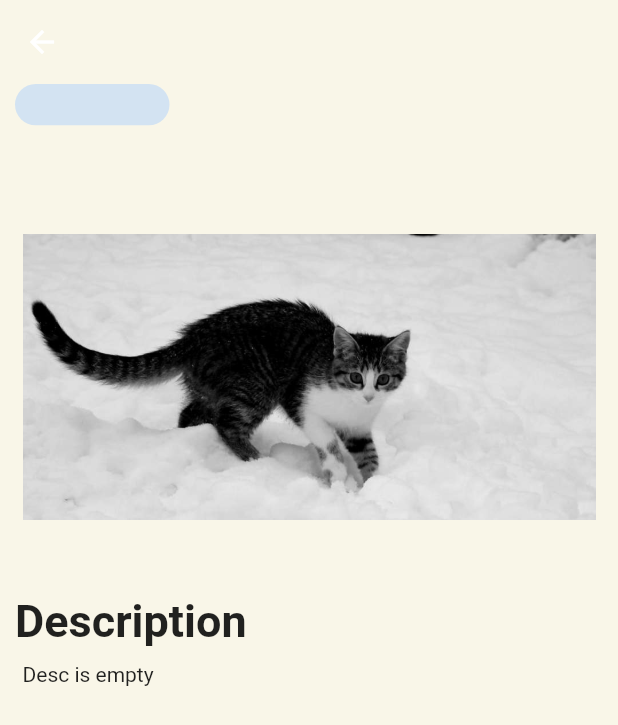
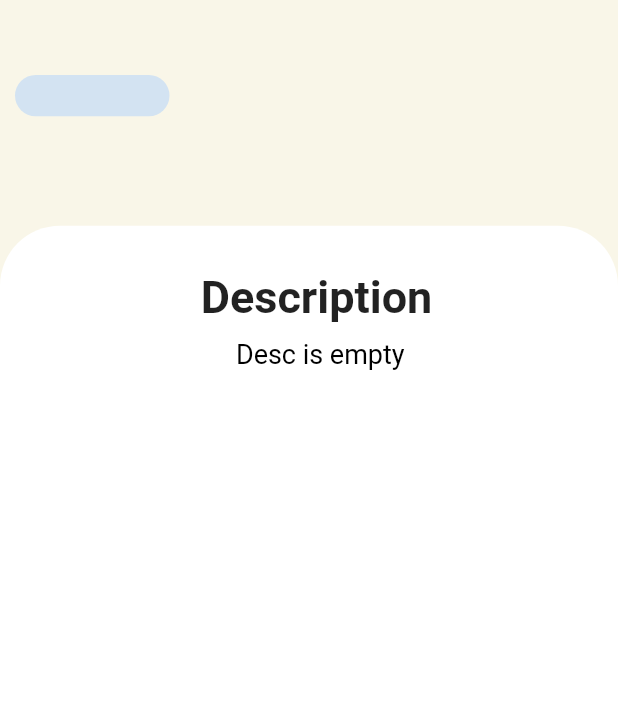
Before and after one commit to yagizdo/Todo-Moon, a Flutter app: the DetailScreen screen opened directly with empty values, on a phone screen of 412 x 824 dp. Shown: the top 725 px of the screen. Run offline on Flutter 3.47's test engine with Material 2 defaults, Android fonts, the phone set to English and light mode, and no system bars; our stand-ins replace auto_size_text, flutter_slidable, fluttertoast, font_awesome_flutter, hexcolor, modal_bottom_sheet and 2 more; missing offline and left inert: shared_preferences_web; accounts and stored records are empty; statements that could not run were skipped.

Commit message:
Some responsive updates

```diff
--- a/lib/Pages/add_todo.dart
+++ b/lib/Pages/add_todo.dart
@@ -30,6 +30,7 @@ class _AddTodoState extends State<AddTodo> {
   @override
   Widget build(BuildContext context) {
     return SingleChildScrollView(
+      reverse: true,
       child: Form(
         key: formKey,
         child: Center(
--- a/lib/Pages/detail_screen.dart
+++ b/lib/Pages/detail_screen.dart
@@ -1,3 +1,4 @@
+import 'package:flutter/cupertino.dart';
 import 'package:flutter/material.dart';
 import 'package:hexcolor/hexcolor.dart';
 
@@ -15,20 +16,16 @@ class DetailScreen extends StatelessWidget {
   @override
   Widget build(BuildContext context) {
     return Scaffold(
-      appBar: AppBar(
-        backgroundColor: HexColor('#f9f6e8'),
-        elevation: 0,
-      ),
       backgroundColor: HexColor('#f9f6e8'),
       body: Column(
         crossAxisAlignment: CrossAxisAlignment.start,
         children: [
           Padding(
-            padding: const EdgeInsets.only(left: 10.0),
+            padding: const EdgeInsets.only(top : 50, left: 10.0),
             child: categoryText(category, context),
           ),
           Padding(
-            padding: const EdgeInsets.only(left: 14.0),
+            padding: const EdgeInsets.only(top : 20, left: 14.0),
             child:
             Column(children: [
               Text(
@@ -37,25 +34,37 @@ class DetailScreen extends StatelessWidget {
                     fontSize: 20, fontWeight: FontWeight.bold),
               ),
             ]),
-          ), Column(
+          ),
+          Expanded(
+            child: Padding(
+              padding: const EdgeInsets.only(top :30.0),
+              child: Container(
+                decoration: BoxDecoration(
+                  color: Colors.white,
+                  borderRadius: BorderRadius.only(topLeft: Radius.circular(40),topRight: Radius.circular(40)),
+                ),
+                child: Column(
                   crossAxisAlignment: CrossAxisAlignment.start,
                   children: [
-              Padding(
-                padding: const EdgeInsets.symmetric(vertical: 20,horizontal: 15),
-                child: Image.asset('lib/img/placeholder.jpg',height: 250,),
-              ),
-              const Padding(
-                padding: EdgeInsets.only(left : 10.0),
+                    Center(
+                      child: const Padding(
+                        padding: EdgeInsets.only(top : 30,left : 10.0),
                         child: Text(
                           'Description',
                           style: TextStyle(fontSize: 30, fontWeight: FontWeight.bold),
                         ),
                       ),
-              Padding(
+                    ),
+                    Center(
+                      child: Padding(
                         padding: const EdgeInsets.only(top: 10.0,left: 15),
-                child: Text(desc.isEmpty ? 'Desc is empty' : desc),
+                        child: Text(desc.isEmpty ? 'Desc is empty' : desc,style: const TextStyle(fontSize: 18,color: Colors.black),),
+                      ),
                     )
                   ],
+                ),
+              ),
+            ),
           )
         ],
       ),
--- a/lib/Pages/welcome_screen.dart
+++ b/lib/Pages/welcome_screen.dart
@@ -31,6 +31,7 @@ class _WelcomeScreenState extends State<WelcomeScreen> {
       body: Padding(
         padding: const EdgeInsets.only(top: 100.0),
         child: SingleChildScrollView(
+          reverse: true,
           child: Column(
             children: [
               const welcomeText(),
--- a/lib/Widgets/Dashboard/complete_todo_list.dart
+++ b/lib/Widgets/Dashboard/complete_todo_list.dart
@@ -38,7 +38,7 @@ class _CompleteTodoListState extends State<CompleteTodoList> {
                 height: MediaQuery
                     .of(context)
                     .size
-                    .height / 1.5,
+                    .height / 1.6,
                 child: ListView.builder(
                     itemCount: state.completedTodos.length,
                     itemBuilder: (context, index) {
--- a/lib/Widgets/HomePage/Info/info_widget.dart
+++ b/lib/Widgets/HomePage/Info/info_widget.dart
@@ -85,7 +85,7 @@ class InfoWidget extends StatelessWidget {
               } else {
                 return Container(
                   width: MediaQuery.of(context).size.width / 1.1,
-                  height: MediaQuery.of(context).size.height / 9,
+                  height: MediaQuery.of(context).size.height / 7.8,
                   decoration: BoxDecoration(
                       color: HexColor('#ff9d73'),
                       borderRadius: BorderRadius.circular(20)),
```
Also changed, not shown: lib/Widgets/Dashboard/complete_todo_card.dart (+6 -8 lines), 1 other file. Lines whose indentation alone changed are shown as unchanged.
